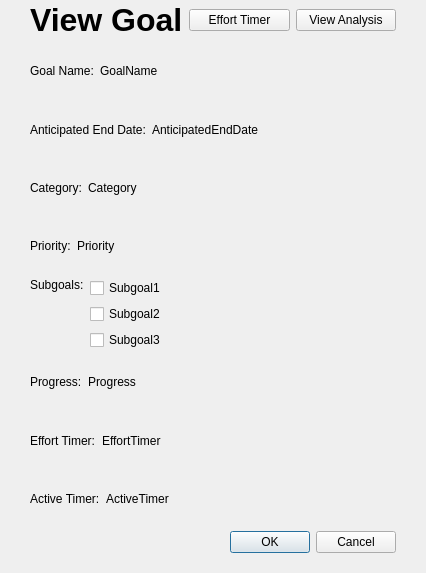
Before: the Qt Designer form UI/ViewGoal.ui in cis422-goaltracker/goaltracker, drawn with Qt 5.
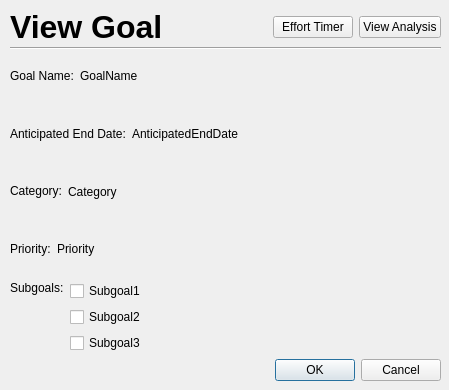
After: the same form once the commit is applied.

```diff
--- a/UI/ViewGoal.ui
+++ b/UI/ViewGoal.ui
@@ -6,8 +6,8 @@
    <rect>
     <x>0</x>
     <y>0</y>
-    <width>426</width>
-    <height>573</height>
+    <width>449</width>
+    <height>390</height>
    </rect>
   </property>
   <property name="windowTitle">
@@ -16,49 +16,24 @@
   <widget class="QWidget" name="verticalLayoutWidget">
    <property name="geometry">
     <rect>
-     <x>30</x>
-     <y>2</y>
-     <width>366</width>
-     <height>551</height>
+     <x>10</x>
+     <y>50</y>
+     <width>431</width>
+     <height>331</height>
     </rect>
    </property>
    <layout class="QVBoxLayout" name="verticalLayout">
-    <item>
-     <layout class="QHBoxLayout" name="horizontalLayout_8">
-      <item>
-       <widget class="QLabel" name="label_5">
-        <property name="text">
-         <string>&lt;html&gt;&lt;head/&gt;&lt;body&gt;&lt;p&gt;&lt;span style=&quot; font-size:24pt; font-weight:600;&quot;&gt;View Goal&lt;/span&gt;&lt;/p&gt;&lt;/body&gt;&lt;/html&gt;</string>
-        </property>
-       </widget>
-      </item>
-      <item>
-       <widget class="QPushButton" name="pushButton">
-        <property name="text">
-         <string>Effort Timer</string>
-        </property>
-       </widget>
-      </item>
-      <item>
-       <widget class="QPushButton" name="pushButton_2">
-        <property name="text">
-         <string>View Analysis</string>
-        </property>
-       </widget>
-      </item>
-     </layout>
-    </item>
     <item>
      <layout class="QHBoxLayout" name="horizontalLayout">
       <item>
-       <widget class="QLabel" name="label">
+       <widget class="QLabel" name="goalNameLabel">
         <property name="text">
          <string>Goal Name:</string>
         </property>
        </widget>
       </item>
       <item>
-       <widget class="QLabel" name="label_6">
+       <widget class="QLabel" name="label">
         <property name="text">
          <string>GoalName</string>
         </property>
@@ -89,14 +64,14 @@
        </widget>
       </item>
       <item>
-       <widget class="QLabel" name="label_7">
+       <widget class="QLabel" name="label_11">
         <property name="text">
          <string>AnticipatedEndDate</string>
         </property>
        </widget>
       </item>
       <item>
-       <spacer name="horizontalSpacer_2">
+       <spacer name="horizontalSpacer_3">
         <property name="orientation">
          <enum>Qt::Horizontal</enum>
         </property>
@@ -112,8 +87,8 @@
     </item>
     <item>
      <layout class="QHBoxLayout" name="horizontalLayout_3">
-      <item>
-       <widget class="QLabel" name="label_9">
+      <item alignment="Qt::AlignLeft|Qt::AlignVCenter">
+       <widget class="QLabel" name="categoryLabel">
         <property name="text">
          <string>Category:</string>
         </property>
@@ -127,7 +102,7 @@
        </widget>
       </item>
       <item>
-       <spacer name="horizontalSpacer_3">
+       <spacer name="horizontalSpacer_5">
         <property name="orientation">
          <enum>Qt::Horizontal</enum>
         </property>
@@ -143,8 +118,8 @@
     </item>
     <item>
      <layout class="QHBoxLayout" name="horizontalLayout_4">
-      <item>
-       <widget class="QLabel" name="label_10">
+      <item alignment="Qt::AlignVCenter">
+       <widget class="QLabel" name="priorityLabel">
         <property name="text">
          <string>Priority:</string>
         </property>
@@ -158,7 +133,7 @@
        </widget>
       </item>
       <item>
-       <spacer name="horizontalSpacer_5">
+       <spacer name="horizontalSpacer_2">
         <property name="orientation">
          <enum>Qt::Horizontal</enum>
         </property>
@@ -222,111 +197,73 @@
      </layout>
     </item>
     <item>
-     <layout class="QHBoxLayout" name="horizontalLayout_9">
-      <item>
-       <widget class="QLabel" name="label_16">
-        <property name="text">
-         <string>Progress:</string>
-        </property>
-       </widget>
-      </item>
-      <item>
-       <widget class="QLabel" name="label_17">
-        <property name="text">
-         <string>Progress</string>
-        </property>
-       </widget>
-      </item>
-      <item>
-       <spacer name="horizontalSpacer_9">
-        <property name="orientation">
-         <enum>Qt::Horizontal</enum>
-        </property>
-        <property name="sizeHint" stdset="0">
-         <size>
-          <width>40</width>
-          <height>20</height>
-         </size>
-        </property>
-       </spacer>
-      </item>
-     </layout>
+     <widget class="QDialogButtonBox" name="buttonBox">
+      <property name="orientation">
+       <enum>Qt::Horizontal</enum>
+      </property>
+      <property name="standardButtons">
+       <set>QDialogButtonBox::Cancel|QDialogButtonBox::Ok</set>
+      </property>
+     </widget>
     </item>
+   </layout>
+  </widget>
+  <widget class="Line" name="line">
+   <property name="geometry">
+    <rect>
+     <x>10</x>
+     <y>40</y>
+     <width>431</width>
+     <height>16</height>
+    </rect>
+   </property>
+   <property name="orientation">
+    <enum>Qt::Horizontal</enum>
+   </property>
+  </widget>
+  <widget class="QWidget" name="horizontalLayoutWidget">
+   <property name="geometry">
+    <rect>
+     <x>10</x>
+     <y>7</y>
+     <width>431</width>
+     <height>41</height>
+    </rect>
+   </property>
+   <layout class="QHBoxLayout" name="horizontalLayout_6">
     <item>
-     <layout class="QHBoxLayout" name="horizontalLayout_6">
-      <item>
-       <widget class="QLabel" name="label_3">
-        <property name="text">
-         <string>Effort Timer:</string>
-        </property>
-       </widget>
-      </item>
-      <item>
-       <widget class="QLabel" name="label_11">
-        <property name="text">
-         <string>EffortTimer</string>
-        </property>
-       </widget>
-      </item>
-      <item>
-       <spacer name="horizontalSpacer_7">
-        <property name="orientation">
-         <enum>Qt::Horizontal</enum>
-        </property>
-        <property name="sizeHint" stdset="0">
-         <size>
-          <width>40</width>
-          <height>20</height>
-         </size>
-        </property>
-       </spacer>
-      </item>
-     </layout>
+     <widget class="QLabel" name="label_5">
+      <property name="text">
+       <string>&lt;html&gt;&lt;head/&gt;&lt;body&gt;&lt;p&gt;&lt;span style=&quot; font-size:24pt; font-weight:600;&quot;&gt;View Goal&lt;/span&gt;&lt;/p&gt;&lt;/body&gt;&lt;/html&gt;</string>
+      </property>
+     </widget>
     </item>
     <item>
-     <layout class="QHBoxLayout" name="horizontalLayout_7">
-      <item>
-       <widget class="QLabel" name="label_12">
-        <property name="text">
-         <string>Active Timer:</string>
-        </property>
-       </widget>
-      </item>
-      <item>
-       <widget class="QLabel" name="label_13">
-        <property name="text">
-         <string>ActiveTimer</string>
-        </property>
-       </widget>
-      </item>
-      <item>
-       <spacer name="horizontalSpacer_6">
-        <property name="orientation">
-         <enum>Qt::Horizontal</enum>
-        </property>
-        <property name="sizeHint" stdset="0">
-         <size>
-          <width>40</width>
-          <height>20</height>
-         </size>
-        </property>
-       </spacer>
-      </item>
-     </layout>
+     <spacer name="horizontalSpacer_6">
+      <property name="orientation">
+       <enum>Qt::Horizontal</enum>
+      </property>
+      <property name="sizeHint" stdset="0">
+       <size>
+        <width>40</width>
+        <height>20</height>
+       </size>
+      </property>
+     </spacer>
     </item>
     <item>
-     <layout class="QHBoxLayout" name="horizontalLayout_11">
-      <item>
-       <widget class="QDialogButtonBox" name="buttonBox">
-        <property name="orientation">
-         <enum>Qt::Horizontal</enum>
-        </property>
-        <property name="standardButtons">
-         <set>QDialogButtonBox::Cancel|QDialogButtonBox::Ok</set>
-        </property>
-       </widget>
-      </item>
-     </layout>
+     <widget class="QPushButton" name="pushButton">
+      <property name="text">
+       <string>Effort Timer</string>
+      </property>
+     </widget>
+    </item>
+    <item>
+     <widget class="QPushButton" name="pushButton_3">
+      <property name="text">
+       <string>View Analysis</string>
+      </property>
+     </widget>
     </item>
    </layout>
   </widget>
```
Left out of the diff: 18 changed lines with no effect on the pictures.
